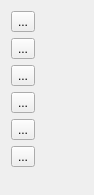
This is ShrikeDxf/CreateEntityWidget.ui in whisper512/ShrikeDxf-V0.1 as Qt 5 draws it before an edit. The edited form follows.
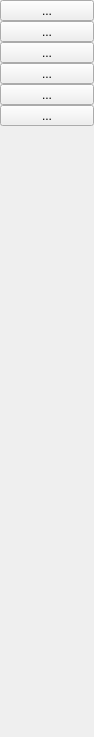
This is the edited form.

Patch:
```diff
--- a/ShrikeDxf/CreateEntityWidget.ui
+++ b/ShrikeDxf/CreateEntityWidget.ui
@@ -7,17 +7,38 @@
     <x>0</x>
     <y>0</y>
     <width>94</width>
-    <height>195</height>
+    <height>737</height>
    </rect>
   </property>
   <property name="windowTitle">
    <string>CCreateEntityWidget</string>
   </property>
-  <layout class="QFormLayout" name="formLayout">
+  <layout class="QGridLayout" name="gridLayout">
+   <property name="leftMargin">
+    <number>0</number>
+   </property>
+   <property name="topMargin">
+    <number>0</number>
+   </property>
+   <property name="rightMargin">
+    <number>0</number>
+   </property>
+   <property name="bottomMargin">
+    <number>0</number>
+   </property>
    <item row="0" column="0">
     <layout class="QVBoxLayout" name="verticalLayout">
+     <property name="spacing">
+      <number>0</number>
+     </property>
      <item>
       <widget class="QToolButton" name="toolButton_Mouse">
+       <property name="sizePolicy">
+        <sizepolicy hsizetype="Preferred" vsizetype="Preferred">
+         <horstretch>0</horstretch>
+         <verstretch>0</verstretch>
+        </sizepolicy>
+       </property>
        <property name="text">
         <string>...</string>
        </property>
@@ -25,6 +46,12 @@
      </item>
      <item>
       <widget class="QToolButton" name="toolButton_Point">
+       <property name="sizePolicy">
+        <sizepolicy hsizetype="Preferred" vsizetype="Preferred">
+         <horstretch>0</horstretch>
+         <verstretch>0</verstretch>
+        </sizepolicy>
+       </property>
        <property name="text">
         <string>...</string>
        </property>
@@ -32,6 +59,12 @@
      </item>
      <item>
       <widget class="QToolButton" name="toolButton_Line">
+       <property name="sizePolicy">
+        <sizepolicy hsizetype="Preferred" vsizetype="Preferred">
+         <horstretch>0</horstretch>
+         <verstretch>0</verstretch>
+        </sizepolicy>
+       </property>
        <property name="text">
         <string>...</string>
        </property>
@@ -39,6 +72,12 @@
      </item>
      <item>
       <widget class="QToolButton" name="toolButton_Circle">
+       <property name="sizePolicy">
+        <sizepolicy hsizetype="Preferred" vsizetype="Preferred">
+         <horstretch>0</horstretch>
+         <verstretch>0</verstretch>
+        </sizepolicy>
+       </property>
        <property name="text">
         <string>...</string>
        </property>
@@ -46,6 +85,12 @@
      </item>
      <item>
       <widget class="QToolButton" name="toolButton_Arc">
+       <property name="sizePolicy">
+        <sizepolicy hsizetype="Preferred" vsizetype="Preferred">
+         <horstretch>0</horstretch>
+         <verstretch>0</verstretch>
+        </sizepolicy>
+       </property>
        <property name="text">
         <string>...</string>
        </property>
@@ -53,6 +98,12 @@
      </item>
      <item>
       <widget class="QToolButton" name="toolButton_Polyline">
+       <property name="sizePolicy">
+        <sizepolicy hsizetype="Preferred" vsizetype="Preferred">
+         <horstretch>0</horstretch>
+         <verstretch>0</verstretch>
+        </sizepolicy>
+       </property>
        <property name="text">
         <string>...</string>
        </property>
@@ -65,6 +116,9 @@
      <property name="orientation">
       <enum>Qt::Orientation::Vertical</enum>
      </property>
+     <property name="sizeType">
+      <enum>QSizePolicy::Policy::Expanding</enum>
+     </property>
      <property name="sizeHint" stdset="0">
       <size>
        <width>20</width>
```
